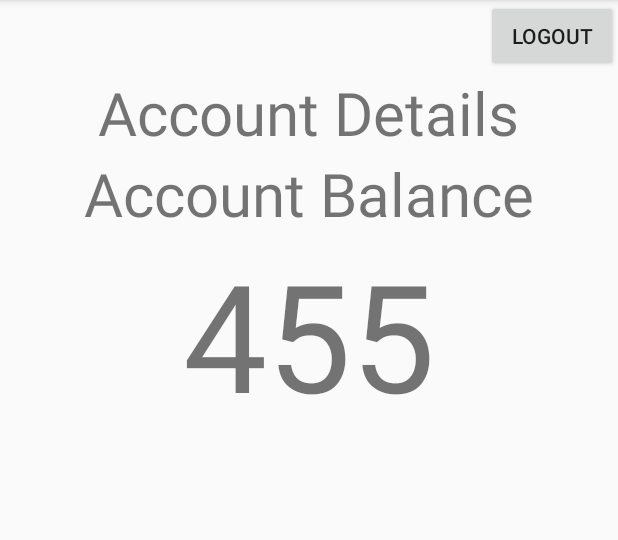
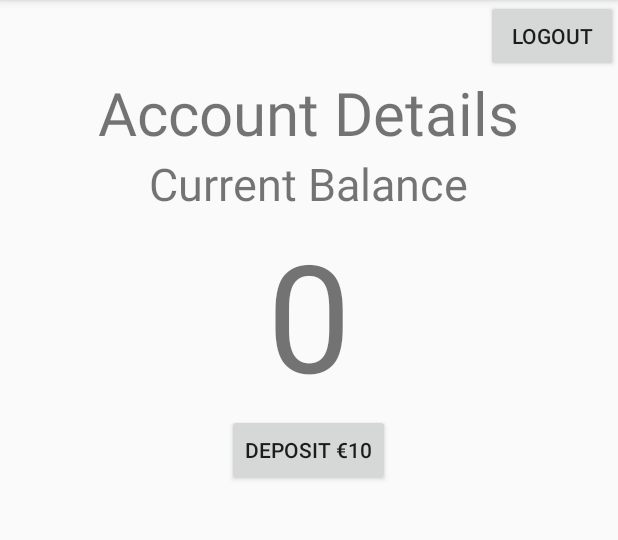
Before and after one commit to onrush1995/E-Bank, an Android app: the UserAccountActivity screen opened directly, with no data from a screen before it, on a phone screen of 412 x 824 dp, the part 84-624 px from its top. Run offline under Robolectric (Android 15) with nearby library versions, the phone set to English and light mode, and no system bars.

Commit message:
Create a new n that can update Balance

```diff
--- a/app/src/main/java/e/onrush/ebank/UserAccountActivity.java
+++ b/app/src/main/java/e/onrush/ebank/UserAccountActivity.java
@@ -4,10 +4,13 @@ import android.support.v7.app.AppCompatActivity;
 import android.os.Bundle;
 import android.view.View;
 import android.widget.Button;
+import android.widget.TextView;
 
 public class UserAccountActivity extends AppCompatActivity {
 
     Button logoutButton;
+    Button depositButton;
+    TextView accountBalance;
 
     @Override
     protected void onCreate(Bundle savedInstanceState) {
@@ -18,11 +21,14 @@ public class UserAccountActivity extends AppCompatActivity {
 
         findAllViews();
         setupLogoutButton();
+        setupDepositButtonListener();
     }
 
     private void findAllViews(){
 
         logoutButton=(Button) findViewById(R.id.logoutButton);
+        depositButton=(Button)findViewById(R.id.depositButton);
+        accountBalance=(TextView) findViewById(R.id.accountBalance);
     }
 
     private void setupLogoutButton()
@@ -33,5 +39,29 @@ public class UserAccountActivity extends AppCompatActivity {
                 finish();
             }
         });
+
+    }
+
+    private void setupDepositButtonListener()
+    {
+        depositButton.setOnClickListener(new View.OnClickListener() {
+            @Override
+            public void onClick(View v) {
+                String balance=accountBalance.getText().toString();
+
+                int nullbalance =Integer.valueOf(balance);
+
+                nullbalance+=10;
+
+                final String updatedBalance=String.valueOf(nullbalance);
+
+                accountBalance.post(new Runnable() {
+                    @Override
+                    public void run() {
+                        accountBalance.setText(updatedBalance);
+                    }
+                });
+            }
+        });
     }
 }
--- a/app/src/main/res/layout/activity_user_account.xml
+++ b/app/src/main/res/layout/activity_user_account.xml
@@ -30,14 +30,23 @@
     <TextView
         android:layout_width="wrap_content"
         android:layout_height="wrap_content"
-        android:textSize="40sp"
-        android:text="Account Balance"
+        android:textSize="30sp"
+        android:text="Current Balance"
         />
 
     <TextView
+        android:id="@+id/accountBalance"
         android:layout_width="wrap_content"
         android:layout_height="wrap_content"
         android:textSize="100sp"
-        android:text="455"
+        android:text="0"
         />
+
+    <Button
+        android:id="@+id/depositButton"
+        android:layout_width="wrap_content"
+        android:layout_height="wrap_content"
+        android:text="Deposit €10"
+        />
+
 </LinearLayout>
```
